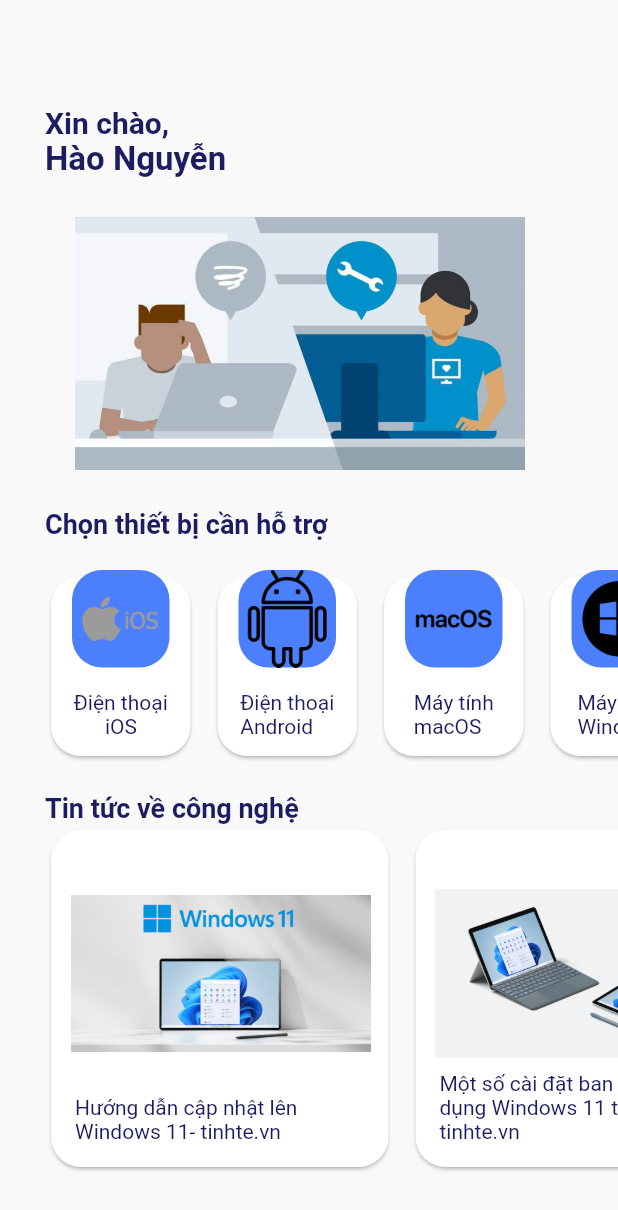
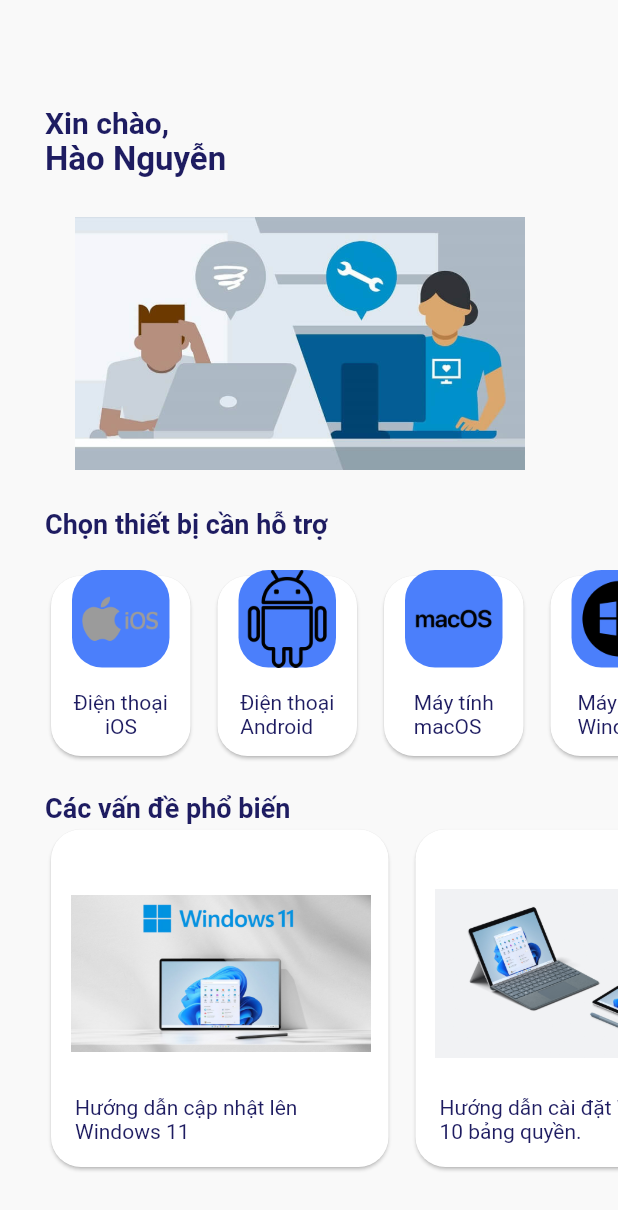
Before and after one commit to haodngn/it_support, a Flutter app: the HomeScreen screen opened directly, on a phone screen of 412 x 824 dp. Shown: the top 1210 px of the screen. Run offline on Flutter 3.47's test engine with Material 2 defaults, Android fonts, the phone set to English and light mode, and no system bars; our stand-ins replace flutter_svg, get, image_picker.

Commit message:
update home screen v1

```diff
--- a/lib/screens/home_screen.dart
+++ b/lib/screens/home_screen.dart
@@ -75,7 +75,7 @@ class HomeScreen extends StatelessWidget {
               Padding(
                 padding: EdgeInsets.symmetric(horizontal: 30),
                 child: Text(
-                  'Tin tức về công nghệ',
+                  'Các vấn đề phổ biến',
                   style: TextStyle(
                     fontWeight: FontWeight.bold,
                     color: kTitleTextColor,
@@ -342,7 +342,7 @@ class HomeScreen extends StatelessWidget {
                         child: Align(
                           alignment: Alignment.bottomCenter,
                           child: Text(
-                            'Hướng dẫn cập nhật lên Windows 11- tinhte.vn',
+                            'Hướng dẫn cập nhật lên Windows 11',
                             style: TextStyle(
                               color: kTitleTextColor,
                             ),
@@ -372,15 +372,10 @@ class HomeScreen extends StatelessWidget {
               ),
               InkWell(
                 onTap: () async {
-                  final url = "https://tinhte.vn/thread/mot-so-cai-dat-ban-dau-de-su-dung-windows-11-tot-hon.3413828/";
+                  final url = "https://www.dienmayxanh.com/kinh-nghiem-hay/huong-dan-cai-dat-windows-7-10-don-gian-nhat-ai-cu-1218882";
                   if(await canLaunch(url)) {
                     await launch(url);
                   }
-                  // openBrowserURL(url: url, inApp: true);
-                  // Get.to(() => EditProfile(),
-                  //     transition:
-                  //     Transition.rightToLeftWithFade,
-                  //     duration: Duration(milliseconds: 600))
                 },
                 child: Stack(
                   children: <Widget>[
@@ -398,7 +393,7 @@ class HomeScreen extends StatelessWidget {
                         child: Align(
                           alignment: Alignment.bottomCenter,
                           child: Text(
-                            'Một số cài đặt ban đầu để sử dụng Windows 11 tốt hơn- tinhte.vn',
+                            'Hướng dẫn cài đặt Windows 10 bảng quyền.',
                             style: TextStyle(
                               color: kTitleTextColor,
                             ),
@@ -428,7 +423,7 @@ class HomeScreen extends StatelessWidget {
               ),
               InkWell(
                 onTap: () async {
-                  final url = "https://tinhte.vn/thread/huong-dan-cap-nhat-len-windows-11-mien-phi-cach-ep-may-len-windows-11-ngay-hom-nay.3413014/";
+                  final url = "http://maytinhnamthai.com/tin-tuc/10-loi-may-tinh-thuong-gap-va-cach-khac-phuc/";
                   if(await canLaunch(url)) {
                     await launch(url);
                   }
@@ -449,7 +444,7 @@ class HomeScreen extends StatelessWidget {
                         child: Align(
                           alignment: Alignment.bottomCenter,
                           child: Text(
-                            'Đổi từ Laptop Windows sang Macbook, được gì và mất gì?- tinhte.vn',
+                            '10 lỗi máy tính thường gặp và cách khắc phục',
                             style: TextStyle(
                               color: kTitleTextColor,
                             ),
@@ -477,57 +472,6 @@ class HomeScreen extends StatelessWidget {
               SizedBox(
                 width: 10,
               ),
-              InkWell(
-                onTap: () async {
-                  final url = "https://tinhte.vn/thread/huong-dan-cap-nhat-len-windows-11-mien-phi-cach-ep-may-len-windows-11-ngay-hom-nay.3413014/";
-                  if(await canLaunch(url)) {
-                    await launch(url);
-                  }
-                },
-                child: Stack(
-                  children: <Widget>[
-                    Card(
-                      shape: RoundedRectangleBorder(
-                        borderRadius: BorderRadius.circular(20),
-                      ),
-                      child: Container(
-                        width: 225,
-                        height: 225,
-                        padding: EdgeInsets.symmetric(
-                          horizontal: 16,
-                          vertical: 16,
-                        ),
-                        child: Align(
-                          alignment: Alignment.bottomCenter,
-                          child: Text(
-                            'Infographic: Vòng đời các bản Windows- tinhte.vn',
-                            style: TextStyle(
-                              color: kTitleTextColor,
-                            ),
-                          ),
-                        ),
-                      ),
-                    ),
-                    Positioned(
-                      left: 17,
-                      child: Container(
-                        height: 200,
-                        width: 200,
-                        // decoration: BoxDecoration(
-                        //   color: kBlueColor,
-                        //   borderRadius: BorderRadius.circular(20),
-                        // ),
-                        child: Image.asset(
-                          'assets/images/new4.jpg',
-                        ),
-                      ),
-                    ),
-                  ],
-                ),
-              ),
-              SizedBox(
-                width: 10,
-              ),
             ],
         ),
     );
```
Also changed, not shown: assets/fonts/Poppins-SemiBold.ttf (added).
